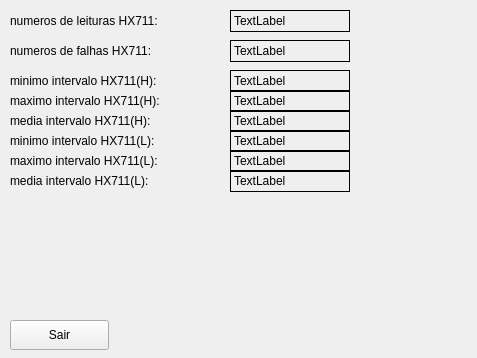
Qt form debugwidget.ui (liprandi/gerolamo) before a commit.
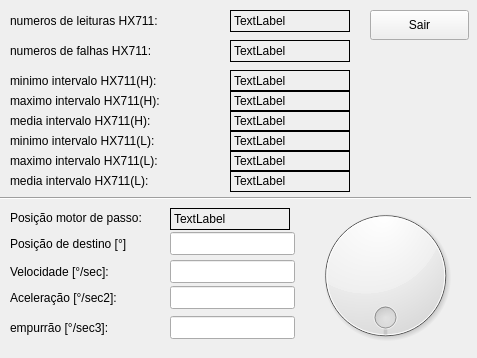
The same form after that commit.

What changed in the file:
```diff
--- a/debugwidget.ui
+++ b/debugwidget.ui
@@ -132,8 +132,8 @@
   <widget class="QPushButton" name="pbQuit">
    <property name="geometry">
     <rect>
-     <x>10</x>
-     <y>320</y>
+     <x>370</x>
+     <y>10</y>
      <width>99</width>
      <height>30</height>
     </rect>
@@ -258,6 +258,165 @@
     <string>TextLabel</string>
    </property>
   </widget>
+  <widget class="Line" name="line">
+   <property name="geometry">
+    <rect>
+     <x>0</x>
+     <y>190</y>
+     <width>471</width>
+     <height>16</height>
+    </rect>
+   </property>
+   <property name="orientation">
+    <enum>Qt::Horizontal</enum>
+   </property>
+  </widget>
+  <widget class="QLabel" name="label_9">
+   <property name="geometry">
+    <rect>
+     <x>10</x>
+     <y>210</y>
+     <width>151</width>
+     <height>16</height>
+    </rect>
+   </property>
+   <property name="text">
+    <string>Posição motor de passo:</string>
+   </property>
+  </widget>
+  <widget class="QLabel" name="lbl_dbg_posStepper">
+   <property name="geometry">
+    <rect>
+     <x>170</x>
+     <y>208</y>
+     <width>120</width>
+     <height>22</height>
+    </rect>
+   </property>
+   <property name="frameShape">
+    <enum>QFrame::Panel</enum>
+   </property>
+   <property name="text">
+    <string>TextLabel</string>
+   </property>
+  </widget>
+  <widget class="QLabel" name="label_10">
+   <property name="geometry">
+    <rect>
+     <x>10</x>
+     <y>236</y>
+     <width>117</width>
+     <height>15</height>
+    </rect>
+   </property>
+   <property name="text">
+    <string>Posição de destino [°]:</string>
+   </property>
+  </widget>
+  <widget class="QLineEdit" name="le_dbg_targetStepper">
+   <property name="geometry">
+    <rect>
+     <x>170</x>
+     <y>232</y>
+     <width>125</width>
+     <height>23</height>
+    </rect>
+   </property>
+  </widget>
+  <widget class="QDial" name="dial_dbg_Stepper">
+   <property name="geometry">
+    <rect>
+     <x>300</x>
+     <y>200</y>
+     <width>171</width>
+     <height>151</height>
+    </rect>
+   </property>
+   <property name="maximum">
+    <number>3600</number>
+   </property>
+   <property name="tracking">
+    <bool>true</bool>
+   </property>
+   <property name="wrapping">
+    <bool>true</bool>
+   </property>
+   <property name="notchTarget">
+    <double>3600.000000000000000</double>
+   </property>
+   <property name="notchesVisible">
+    <bool>false</bool>
+   </property>
+  </widget>
+  <widget class="QLabel" name="label_11">
+   <property name="geometry">
+    <rect>
+     <x>10</x>
+     <y>264</y>
+     <width>114</width>
+     <height>15</height>
+    </rect>
+   </property>
+   <property name="text">
+    <string>Velocidade [°/sec]:</string>
+   </property>
+  </widget>
+  <widget class="QLineEdit" name="le_dbg_speed">
+   <property name="geometry">
+    <rect>
+     <x>170</x>
+     <y>260</y>
+     <width>125</width>
+     <height>23</height>
+    </rect>
+   </property>
+  </widget>
+  <widget class="QLabel" name="label_12">
+   <property name="geometry">
+    <rect>
+     <x>10</x>
+     <y>290</y>
+     <width>122</width>
+     <height>15</height>
+    </rect>
+   </property>
+   <property name="text">
+    <string>Aceleração [°/sec2]:</string>
+   </property>
+  </widget>
+  <widget class="QLineEdit" name="le_dbg_accel">
+   <property name="geometry">
+    <rect>
+     <x>170</x>
+     <y>286</y>
+     <width>125</width>
+     <height>23</height>
+    </rect>
+   </property>
+  </widget>
+  <widget class="QLineEdit" name="le_dbg_jerk">
+   <property name="geometry">
+    <rect>
+     <x>170</x>
+     <y>316</y>
+     <width>125</width>
+     <height>23</height>
+    </rect>
+   </property>
+  </widget>
+  <widget class="QLabel" name="label_13">
+   <property name="geometry">
+    <rect>
+     <x>10</x>
+     <y>320</y>
+     <width>129</width>
+     <height>15</height>
+    </rect>
+   </property>
+   <property name="text">
+    <string>empurrão [°/sec3]:</string>
+   </property>
+  </widget>
  </widget>
  <resources/>
  <connections/>
```
